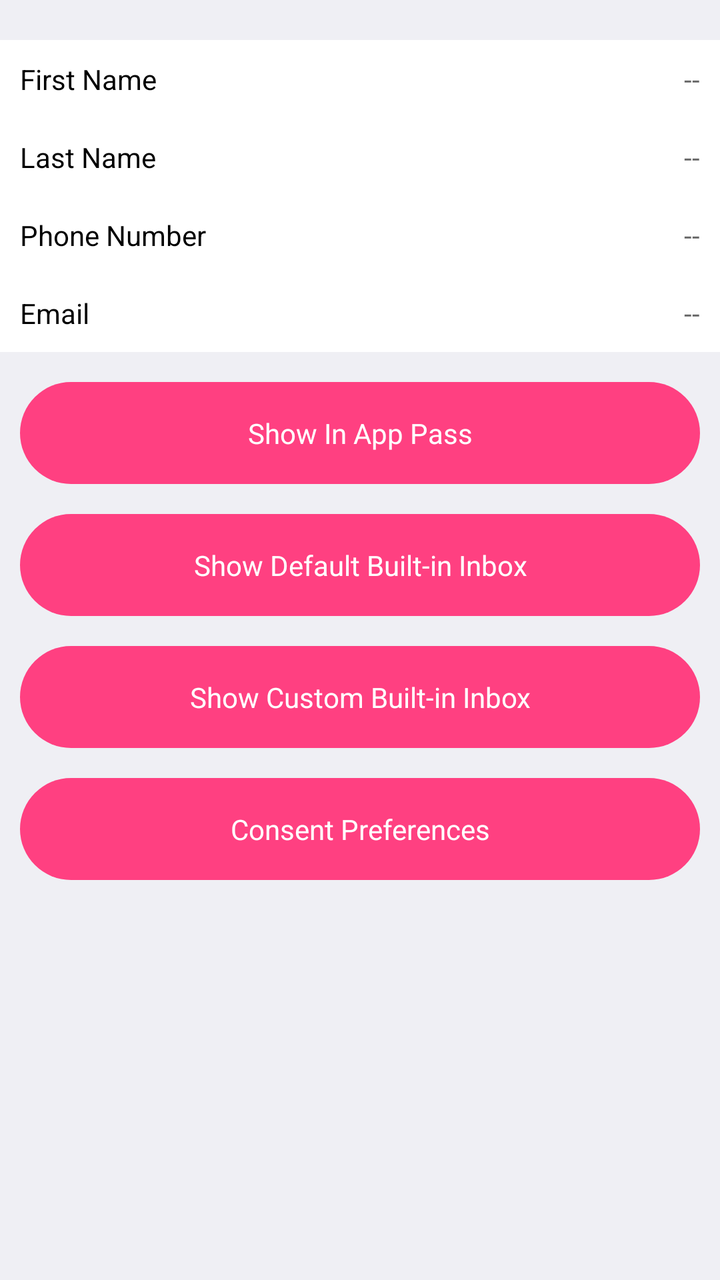
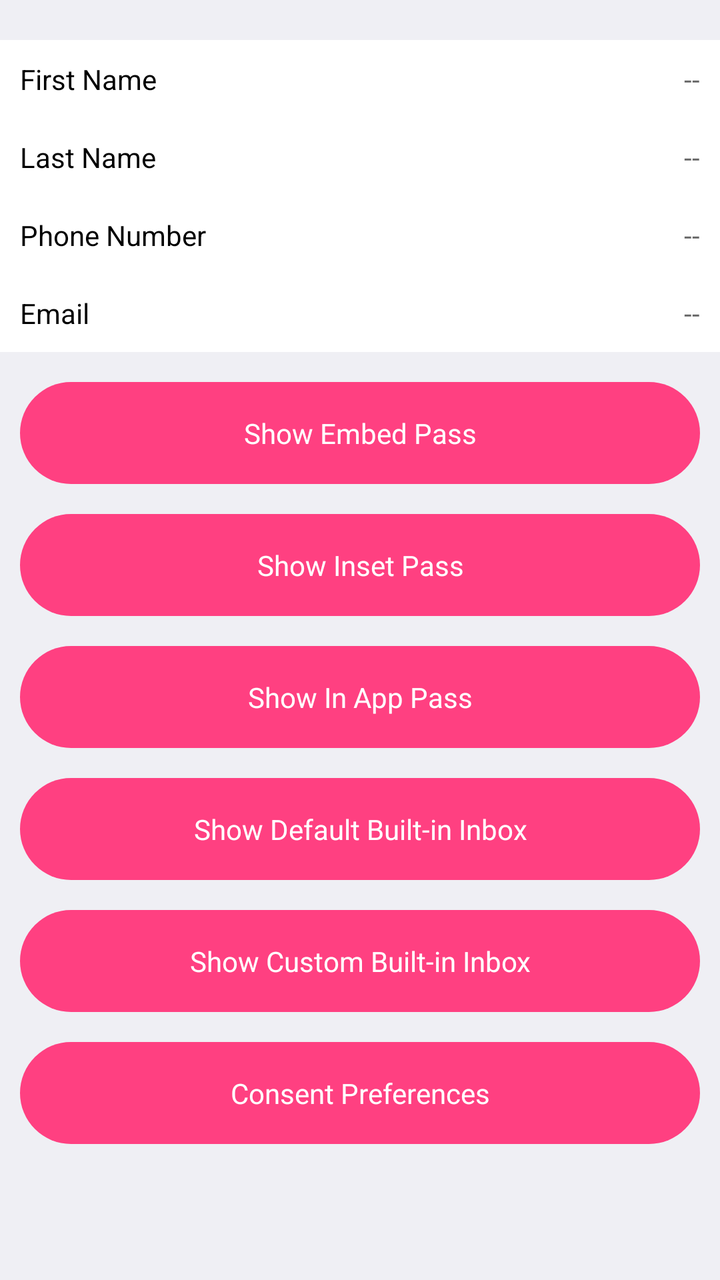

Two renders of the same Android screen: before a commit and after it. Below are the layout's source before the change and the commit's diff.
<!-- AndroidManifest.xml: application theme AppTheme -->
<!-- res/layout/fragment_profile.xml -->
<?xml version="1.0" encoding="utf-8"?>
<ScrollView xmlns:android="http://schemas.android.com/apk/res/android"
    android:layout_width="match_parent"
    android:layout_height="match_parent"
    android:fillViewport="true">

    <LinearLayout
        android:layout_width="match_parent"
        android:layout_height="wrap_content"
        android:background="@color/background_dark_white"
        android:orientation="vertical">


        <LinearLayout
            android:layout_width="match_parent"
            android:layout_height="wrap_content"
            android:layout_marginTop="20dp"
            android:background="@color/white"
            android:orientation="vertical">


            <RelativeLayout
                android:layout_width="match_parent"
                android:layout_height="wrap_content"
                android:orientation="horizontal"
                android:padding="10dp">

                <TextView
                    android:layout_width="wrap_content"
                    android:layout_height="wrap_content"
                    android:text="First Name"
                    android:textColor="@color/black" />

                <TextView
                    android:id="@+id/tv_first_name"
                    android:layout_width="wrap_content"
                    android:layout_height="wrap_content"
                    android:layout_alignParentEnd="true"
                    android:hint="--"
                    android:textColor="@color/black" />

            </RelativeLayout>

            <RelativeLayout
                android:layout_width="match_parent"
                android:layout_height="wrap_content"
                android:orientation="horizontal"
                android:padding="10dp">

                <TextView
                    android:layout_width="wrap_content"
                    android:layout_height="wrap_content"
                    android:text="Last Name"
                    android:textColor="@color/black" />

                <TextView
                    android:id="@+id/tv_last_name"
                    android:layout_width="wrap_content"
                    android:layout_height="wrap_content"
                    android:layout_alignParentEnd="true"
                    android:hint="--"
                    android:textColor="@color/black" />

            </RelativeLayout>

            <RelativeLayout
                android:layout_width="match_parent"
                android:layout_height="wrap_content"
                android:orientation="horizontal"
                android:padding="10dp">

                <TextView
                    android:layout_width="wrap_content"
                    android:layout_height="wrap_content"
                    android:text="Phone Number"
                    android:textColor="@color/black" />

                <TextView
                    android:id="@+id/tv_phone_number"
                    android:layout_width="wrap_content"
                    android:layout_height="wrap_content"
                    android:layout_alignParentEnd="true"
                    android:hint="--"
                    android:textColor="@color/black" />

            </RelativeLayout>

            <RelativeLayout
                android:layout_width="match_parent"
                android:layout_height="wrap_content"
                android:orientation="horizontal"
                android:padding="10dp">

                <TextView
                    android:layout_width="wrap_content"
                    android:layout_height="wrap_content"
                    android:text="Email"
                    android:textColor="@color/black" />

                <TextView
                    android:id="@+id/tv_email_id"
                    android:layout_width="wrap_content"
                    android:layout_height="wrap_content"
                    android:layout_alignParentEnd="true"
                    android:hint="--"
                    android:textColor="@color/black" />

            </RelativeLayout>

        </LinearLayout>

        <TextView
            android:id="@+id/tvInAppPass"
            android:layout_width="match_parent"
            android:layout_height="wrap_content"
            android:layout_centerInParent="true"
            android:background="@drawable/selector_general_button"
            android:padding="16dp"
            android:text="Show In App Pass"
            android:textAlignment="center"
            android:textColor="@color/white"
            android:layout_marginTop="15dp"
            android:layout_marginLeft="10dp"
            android:layout_marginRight="10dp"
            />

        <TextView
            android:id="@+id/tvSDKInbox"
            android:layout_width="match_parent"
            android:layout_height="wrap_content"
            android:layout_centerInParent="true"
            android:background="@drawable/selector_general_button"
            android:padding="16dp"
            android:text="Show Default Built-in Inbox"
            android:textAlignment="center"
            android:textColor="@color/white"
            android:layout_marginTop="15dp"
            android:layout_marginLeft="10dp"
            android:layout_marginRight="10dp"
            />

        <TextView
            android:id="@+id/tvSDKCustomInbox"
            android:layout_width="match_parent"
            android:layout_height="wrap_content"
            android:layout_centerInParent="true"
            android:background="@drawable/selector_general_button"
            android:padding="16dp"
            android:text="Show Custom Built-in Inbox"
            android:textAlignment="center"
            android:textColor="@color/white"
            android:layout_marginTop="15dp"
            android:layout_marginLeft="10dp"
            android:layout_marginRight="10dp"
            />

        <TextView
            android:id="@+id/tvConsentDialog"
            android:layout_width="match_parent"
            android:layout_height="wrap_content"
            android:layout_centerInParent="true"
            android:background="@drawable/selector_general_button"
            android:padding="16dp"
            android:text="Consent Preferences"
            android:textAlignment="center"
            android:textColor="@color/white"
            android:layout_marginTop="15dp"
            android:layout_marginLeft="10dp"
            android:layout_marginRight="10dp"
            />

    </LinearLayout>

</ScrollView>
<!-- resources referenced by this layout -->
<resources>
  <color name="background_dark_white">#EFEFF4</color>
  <color name="black">#000000</color>
  <color name="white">#FFFFFF</color>
  
      // Login Screen UI
  <!-- drawable selector_general_button (drawable) -->
  <?xml version="1.0" encoding="utf-8"?>
  <selector xmlns:android="http://schemas.android.com/apk/res/android">
      <item android:state_pressed="true">
          <shape android:shape="rectangle">
              <corners android:radius="40dp" />
              <solid android:color="@color/colorAccentDark" />
          </shape>
      </item>
      <item>
          <shape android:shape="rectangle">
              <corners android:radius="40dp" />
              <solid android:color="@color/colorAccent" />
          </shape>
      </item>
  </selector>
  <style name="AppTheme" parent="Theme.AppCompat.DayNight.NoActionBar">
          
  
          <item name="colorPrimary">@color/colorPrimary</item>
          <item name="colorPrimaryDark">@color/colorPrimaryDark</item>
          <item name="colorAccent">@color/colorAccent</item>
          <item name="drawerArrowStyle">@style/DrawerArrowStyle</item>
          <item name="colorControlNormal">@color/white</item>
  
          <item name="android:statusBarColor">@color/colorPrimary</item>
          <item name="android:windowLightStatusBar">true</item>
      </style>
  <color name="colorAccentDark">#CC1F5A</color>
  <color name="colorAccent">#FF4081</color>
  <color name="colorPrimary">#3F51B5</color>
  <color name="colorPrimaryDark">#303F9F</color>
  <style name="DrawerArrowStyle" parent="Widget.AppCompat.DrawerArrowToggle">
          <item name="spinBars">true</item>
          <item name="color">@android:color/white</item>
      </style>
</resources>

<!-- the commit's change to res/layout/fragment_profile.xml (unified diff, before → after) -->
@@ -110,6 +110,36 @@
         </LinearLayout>
 
         <TextView
+            android:id="@+id/tvEmbedPass"
+            android:layout_width="match_parent"
+            android:layout_height="wrap_content"
+            android:layout_centerInParent="true"
+            android:background="@drawable/selector_general_button"
+            android:padding="16dp"
+            android:text="Show Embed Pass"
+            android:textAlignment="center"
+            android:textColor="@color/white"
+            android:layout_marginTop="15dp"
+            android:layout_marginLeft="10dp"
+            android:layout_marginRight="10dp"
+            />
+
+        <TextView
+            android:id="@+id/tvInsetPass"
+            android:layout_width="match_parent"
+            android:layout_height="wrap_content"
+            android:layout_centerInParent="true"
+            android:background="@drawable/selector_general_button"
+            android:padding="16dp"
+            android:text="Show Inset Pass"
+            android:textAlignment="center"
+            android:textColor="@color/white"
+            android:layout_marginTop="15dp"
+            android:layout_marginLeft="10dp"
+            android:layout_marginRight="10dp"
+            />
+
+        <TextView
             android:id="@+id/tvInAppPass"
             android:layout_width="match_parent"
             android:layout_height="wrap_content"
